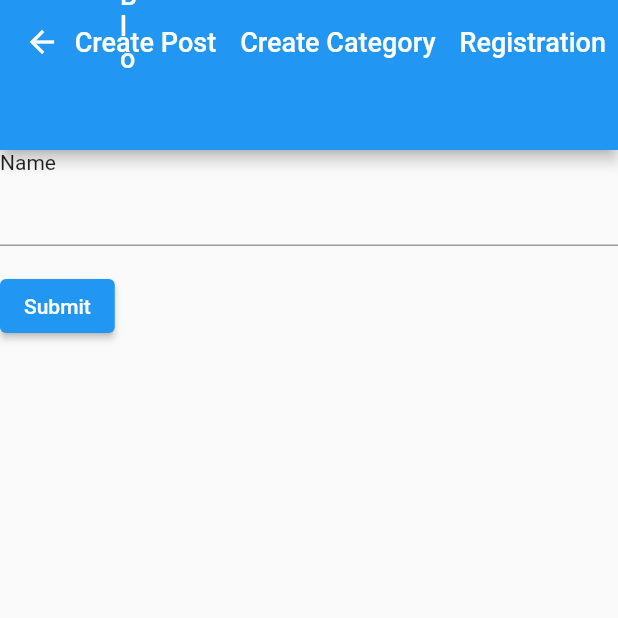
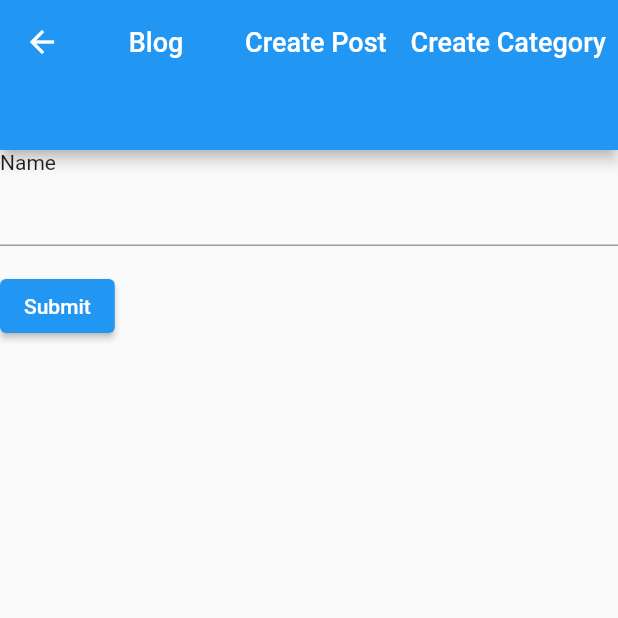
Before and after one commit to esonat/Blog_Frontend, a Flutter app: the screen it shows after launch, after a tap on "Create Category", on a phone screen of 412 x 824 dp, the top half of it. Run offline on Flutter 3.47's test engine with Material 2 defaults, Android fonts, the phone set to English and light mode, and no system bars; our stand-ins replace cloud_firestore, firebase_auth, firebase_core, google_fonts; missing offline and left inert: dart_json_mapper; accounts and stored records are empty; network calls fail.

Commit message:
Added user login and registration

```diff
--- a/lib/main.dart
+++ b/lib/main.dart
@@ -6,17 +6,23 @@ import 'package:flutter/material.dart';
 import 'package:http/http.dart' as http;
 import 'package:dart_json_mapper/dart_json_mapper.dart';
 import 'package:path/path.dart';
-import 'auth/Registration.dart';
+//import 'auth/Registration.dart';
 import 'util/CustomAppBar.dart';
 import 'package:firebase_auth/firebase_auth.dart'; // new
 import 'package:firebase_core/firebase_core.dart'; // new
 import 'package:google_fonts/google_fonts.dart';
 import 'package:provider/provider.dart';           // new
-
+import '../screens/login_page.dart';
+import '../screens/profile_page.dart';
+import '../screens/register_page.dart';
 import 'firebase_options.dart';                    // new
 
 
-void main() {
+void main() async {
+  WidgetsFlutterBinding.ensureInitialized();
+  await Firebase.initializeApp(
+    options: DefaultFirebaseOptions.currentPlatform,
+  );
   runApp(const MyApp());
 }
 
@@ -27,7 +33,9 @@ class MyApp extends StatelessWidget {
   @override
   Widget build(BuildContext context) {
     return MaterialApp(
-      home:const HomePage(title:'Blog'),
+      debugShowCheckedModeBanner: false,
+      home: LoginPage(),
+      //home:const HomePage(title:'Blog'),
       //  body: const HomePage(title: 'Blog'),
       title: 'Blog',
       theme: ThemeData(
@@ -48,10 +56,23 @@ class MyApp extends StatelessWidget {
         '/posts': (context) => const HomePage(title:'Blog'),
         '/createPost': (context) => const PostForm(),
         '/createCategory': (context) => const CategoryForm(),
+        '/login': (context) => LoginPage(),
+        '/register': (context) => RegisterPage(),
       },
     );
   }
 }
+//
+// class LoginPage extends StatelessWidget {
+//   @override
+//   Widget build(BuildContext context) {
+//     return Scaffold(
+//       appBar: AppBar(
+//         title: Text('Blog'),
+//       ),
+//     );
+//   }
+// }
 
 String? getCurrentRoute(BuildContext context){
   var route=ModalRoute.of(context);
@@ -770,6 +791,7 @@ class CategoryFormState extends State<CategoryForm> {
 
 
                   Navigator.pop(context);
+                  Navigator.pushNamed(context,'/posts');
 
                   // Navigator.push(
                   //   context,
--- /dev/null
+++ b/lib/screens/login_page.dart
@@ -0,0 +1,192 @@
+import 'package:firebase_auth/firebase_auth.dart';
+import 'package:firebase_core/firebase_core.dart';
+import 'package:flutter/material.dart';
+import 'profile_page.dart';
+import 'register_page.dart';
+import '../util/fire_auth.dart';
+import '../util/validator.dart';
+import '../util/CustomAppBar.dart';
+
+class LoginPage extends StatefulWidget {
+  @override
+  _LoginPageState createState() => _LoginPageState();
+}
+
+class _LoginPageState extends State<LoginPage> {
+  final _formKey = GlobalKey<FormState>();
+
+  final _emailTextController = TextEditingController();
+  final _passwordTextController = TextEditingController();
+
+  final _focusEmail = FocusNode();
+  final _focusPassword = FocusNode();
+
+  bool _isProcessing = false;
+
+  Future<FirebaseApp> _initializeFirebase() async {
+    FirebaseApp firebaseApp = await Firebase.initializeApp();
+
+    User? user = FirebaseAuth.instance.currentUser;
+
+    if (user != null) {
+      Navigator.of(context).pushReplacement(
+        MaterialPageRoute(
+          builder: (context) => ProfilePage(
+            user: user,
+          ),
+        ),
+      );
+    }
+
+    return firebaseApp;
+  }
+
+  @override
+  Widget build(BuildContext context) {
+    return GestureDetector(
+      onTap: () {
+        _focusEmail.unfocus();
+        _focusPassword.unfocus();
+      },
+      child: Scaffold(
+        appBar: CustomAppBar(
+
+          //title: Text('Firebase Authentication'),
+        ),
+        body: FutureBuilder(
+          future: _initializeFirebase(),
+          builder: (context, snapshot) {
+            if (snapshot.connectionState == ConnectionState.done) {
+              return Padding(
+                padding: const EdgeInsets.only(left: 24.0, right: 24.0),
+                child: Column(
+                  mainAxisAlignment: MainAxisAlignment.center,
+                  children: [
+                    Padding(
+                      padding: const EdgeInsets.only(bottom: 24.0),
+                      child: Text(
+                        'Login',
+                        style: Theme.of(context).textTheme.headline1,
+                      ),
+                    ),
+                    Form(
+                      key: _formKey,
+                      child: Column(
+                        children: <Widget>[
+                          TextFormField(
+                            controller: _emailTextController,
+                            focusNode: _focusEmail,
+                            validator: (value) => Validator.validateEmail(
+                              email: value,
+                            ),
+                            decoration: InputDecoration(
+                              hintText: "Email",
+                              errorBorder: UnderlineInputBorder(
+                                borderRadius: BorderRadius.circular(6.0),
+                                borderSide: BorderSide(
+                                  color: Colors.red,
+                                ),
+                              ),
+                            ),
+                          ),
+                          SizedBox(height: 8.0),
+                          TextFormField(
+                            controller: _passwordTextController,
+                            focusNode: _focusPassword,
+                            obscureText: true,
+                            validator: (value) => Validator.validatePassword(
+                              password: value,
+                            ),
+                            decoration: InputDecoration(
+                              hintText: "Password",
+                              errorBorder: UnderlineInputBorder(
+                                borderRadius: BorderRadius.circular(6.0),
+                                borderSide: BorderSide(
+                                  color: Colors.red,
+                                ),
+                              ),
+                            ),
+                          ),
+                          SizedBox(height: 24.0),
+                          _isProcessing
+                              ? CircularProgressIndicator()
+                              : Row(
+                                  mainAxisAlignment:
+                                      MainAxisAlignment.spaceBetween,
+                                  children: [
+                                    Expanded(
+                                      child: ElevatedButton(
+                                        onPressed: () async {
+                                          _focusEmail.unfocus();
+                                          _focusPassword.unfocus();
+
+                                          if (_formKey.currentState!
+                                              .validate()) {
+                                            setState(() {
+                                              _isProcessing = true;
+                                            });
+
+                                            User? user = await FireAuth
+                                                .signInUsingEmailPassword(
+                                              email: _emailTextController.text,
+                                              password:
+                                                  _passwordTextController.text,
+                                            );
+
+                                            setState(() {
+                                              _isProcessing = false;
+                                            });
+
+                                            if (user != null) {
+                                              Navigator.of(context)
+                                                  .pushReplacement(
+                                                MaterialPageRoute(
+                                                  builder: (context) =>
+                                                      ProfilePage(user: user),
+                                                ),
+                                              );
+                                            }
+                                          }
+                                        },
+                                        child: Text(
+                                          'Sign In',
+                                          style: TextStyle(color: Colors.white),
+                                        ),
+                                      ),
+                                    ),
+                                    SizedBox(width: 24.0),
+                                    Expanded(
+                                      child: ElevatedButton(
+                                        onPressed: () {
+                                          Navigator.of(context).push(
+                                            MaterialPageRoute(
+                                              builder: (context) =>
+                                                  RegisterPage(),
+                                            ),
+                                          );
+                                        },
+                                        child: Text(
+                                          'Register',
+                                          style: TextStyle(color: Colors.white),
+                                        ),
+                                      ),
+                                    ),
+                                  ],
+                                )
+                        ],
+                      ),
+                    )
+                  ],
+                ),
+              );
+            }
+
+            return Center(
+              child: CircularProgressIndicator(),
+            );
+          },
+        ),
+      ),
+    );
+  }
+}
--- a/lib/util/CustomAppBar.dart
+++ b/lib/util/CustomAppBar.dart
@@ -61,7 +61,8 @@ class CustomAppBar extends StatefulWidget implements PreferredSizeWidget{
              if(currentRoute!='/createPost'){
                Navigator.pushNamed(context,'/createPost');
              }else{
-               setState((){});
+               Navigator.pop(context);
+               Navigator.pushNamed(context,'/createPost');
              }
              // Navigator.push(
              //   context,
@@ -81,7 +82,8 @@ class CustomAppBar extends StatefulWidget implements PreferredSizeWidget{
            if(currentRoute!='/createCategory'){
              Navigator.pushNamed(context,'/createCategory');
            }else{
-             setState((){});
+             Navigator.pop(context);
+             Navigator.pushNamed(context,'/createCategory');
            }
            // Navigator.push(
            //   context,
@@ -89,26 +91,26 @@ class CustomAppBar extends StatefulWidget implements PreferredSizeWidget{
          },
         ),
        ),
-       MouseRegion(
-         cursor: SystemMouseCursors.click,
-         child: TextButton(
-         child: const Text(
-           'Registration',
-           textAlign:TextAlign.start,
-           style: TextStyle(fontSize: 18.0, color: Colors.white)),
-         onPressed: () {
-           String? currentRoute=getCurrentRoute(context);
-           if(currentRoute!='/registration'){
-             Navigator.pushNamed(context,'/registration');
-           }else{
-             setState((){});
-           }
-           // Navigator.push(
-           //   context,
-           //   MaterialPageRoute(builder: (context) => PostForm()));
-         },
-       ),
-     ),
+     //   MouseRegion(
+     //     cursor: SystemMouseCursors.click,
+     //     child: TextButton(
+     //     child: const Text(
+     //       'Registration',
+     //       textAlign:TextAlign.start,
+     //       style: TextStyle(fontSize: 18.0, color: Colors.white)),
+     //     onPressed: () {
+     //       String? currentRoute=getCurrentRoute(context);
+     //       if(currentRoute!='/registration'){
+     //         Navigator.pushNamed(context,'/registration');
+     //       }else{
+     //         setState((){});
+     //       }
+     //       // Navigator.push(
+     //       //   context,
+     //       //   MaterialPageRoute(builder: (context) => PostForm()));
+     //     },
+     //   ),
+     // ),
        ],
      );
    }
```
Also changed, not shown: lib/screens/profile_page.dart (added, +128 -0 lines), lib/screens/register_page.dart (added, +155 -0 lines), lib/util/fire_auth.dart (added, +67 -0 lines), lib/util/validator.dart (added, +44 -0 lines), lib/firebase_options.dart.
